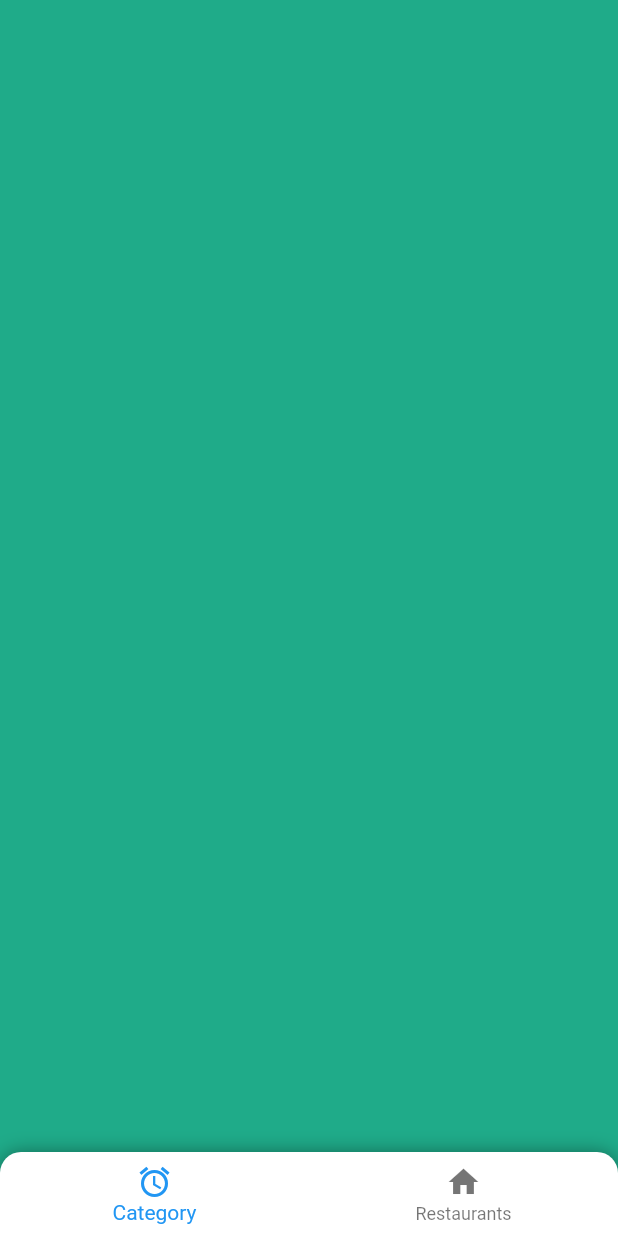
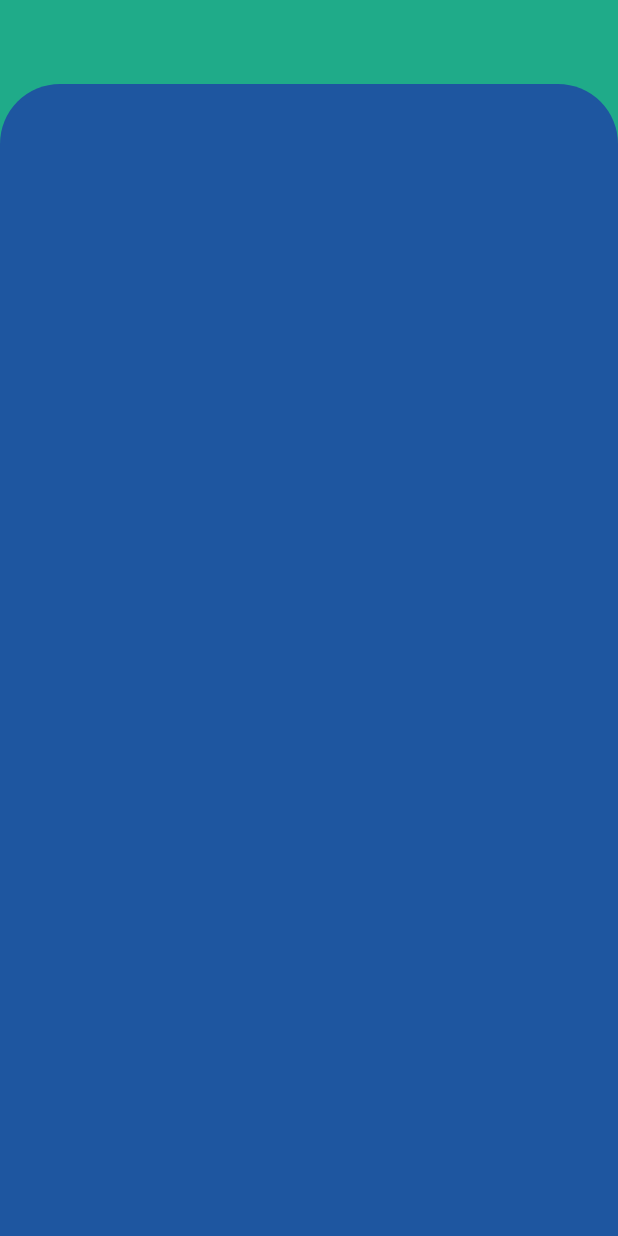
Before and after one commit to renankanu/app_restaurant, a Flutter app: the screen it shows after launch, on a phone screen of 412 x 824 dp. Run offline on Flutter 3.47's test engine with Material 2 defaults, Android fonts, the phone set to English and light mode, and no system bars; our stand-ins replace dio, get, google_fonts; generated files the repository leaves out were written again.

Commit message:
Feature - create base layout

```diff
--- a/lib/app/modules/core/core_view.dart
+++ b/lib/app/modules/core/core_view.dart
@@ -1,3 +1,4 @@
+import 'package:app_restaurant/app/modules/core/widgets/custom_base.dart';
 import 'package:app_restaurant/app/modules/core/widgets/custom_bottom_bar.dart';
 import 'package:app_restaurant/app/utils/custom_colors.dart';
 import 'package:flutter/material.dart';
@@ -6,8 +7,13 @@ class CoreView extends StatelessWidget {
   @override
   Widget build(BuildContext context) {
     return Scaffold(
+      appBar: AppBar(
+        elevation: 0,
+        backgroundColor: CustomColors.mountainMeadow,
+      ),
       backgroundColor: CustomColors.mountainMeadow,
-      bottomNavigationBar: CustomBottomBar(),
+      body: CustomBase(),
+      // bottomNavigationBar: CustomBottomBar(),
     );
   }
 }
--- /dev/null
+++ b/lib/app/modules/core/widgets/custom_base.dart
@@ -0,0 +1,17 @@
+import 'package:app_restaurant/app/utils/custom_colors.dart';
+import 'package:flutter/material.dart';
+
+class CustomBase extends StatelessWidget {
+  @override
+  Widget build(BuildContext context) {
+    return Container(
+      decoration: BoxDecoration(
+        color: CustomColors.matisse,
+        borderRadius: BorderRadius.only(
+          topLeft: Radius.circular(40),
+          topRight: Radius.circular(40),
+        ),
+      ),
+    );
+  }
+}
```
Also changed, not shown: 3 other files.
